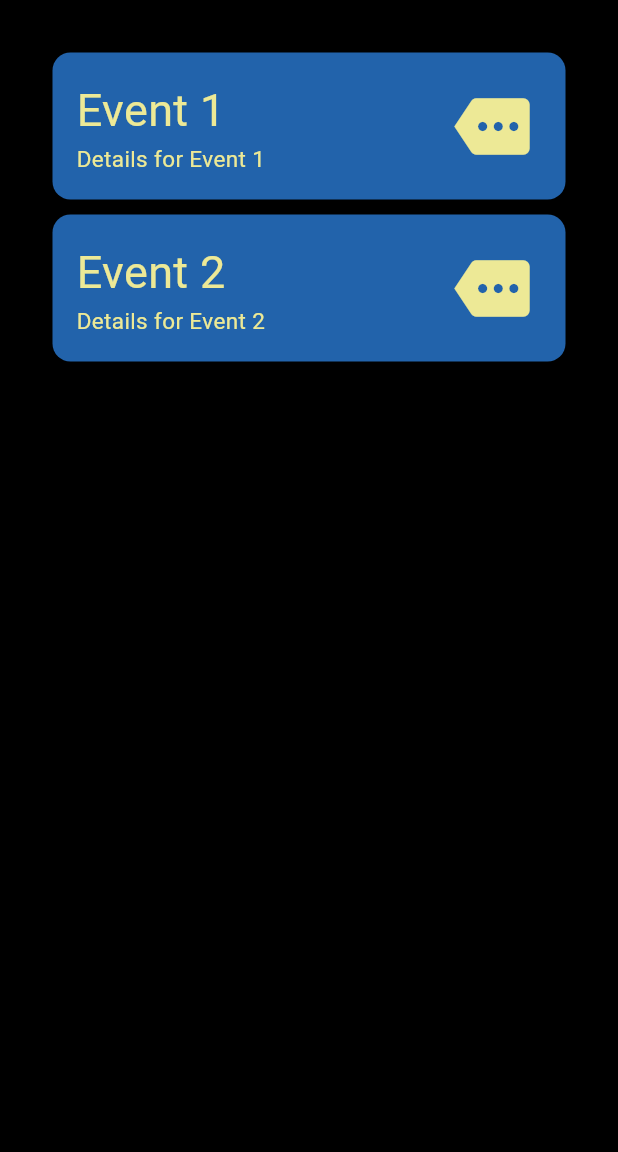
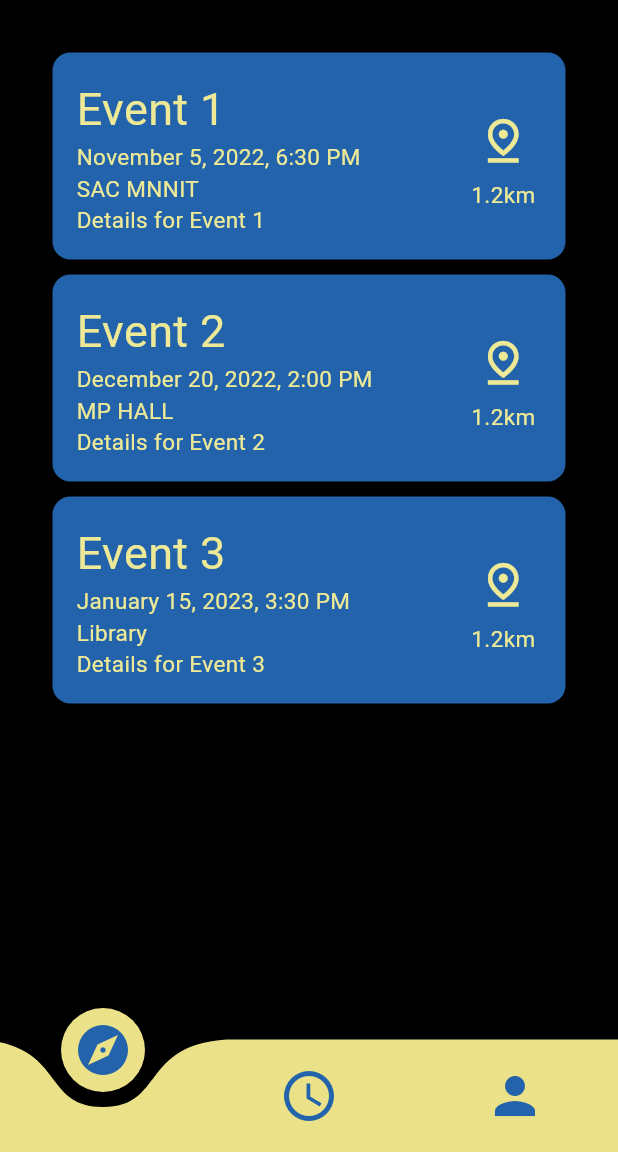
Before and after one commit to Ashisha10/StarServe, a Flutter app: the OngoingEventsVPage screen opened by its route, on a phone screen of 412 x 824 dp, the part 84-1236 px from its top. Run offline on Flutter 3.47's test engine with Material 3 defaults, Android fonts, the phone set to English and light mode, and no system bars; drawn by our look-alikes of animated_background, curved_navigation_bar; our stand-ins replace animated_splash_screen, animated_text_kit, cloud_firestore, firebase_auth, firebase_core; accounts and stored records are empty; network calls fail.

Commit message:
Fixed overflow on event, following and other screens, fixed event card widget and refactored into separate file.

```diff
--- a/star_serve/lib/components/event_card.dart
+++ b/star_serve/lib/components/event_card.dart
@@ -0,0 +1,71 @@
+import 'package:flutter/material.dart';
+import 'constants.dart';
+
+class CardHolder extends StatelessWidget {
+  String eventName;
+  String eventDateTime;
+  String eventAddr;
+  String eventDesc;
+
+  CardHolder({
+    required this.eventName,
+    required this.eventDateTime,
+    required this.eventAddr,
+    required this.eventDesc,
+  });
+
+  @override
+  Widget build(BuildContext context) {
+    return SizedBox(
+      width: MediaQuery.of(context).size.width,
+      child: Expanded(
+        child: Card(
+          color: navyBlue,
+          margin: const EdgeInsets.all(5.0),
+          child: Padding(
+            padding: const EdgeInsets.all(16.0),
+            child: Row(
+              children: [
+                Column(
+                  crossAxisAlignment: CrossAxisAlignment.start,
+                  children: [
+                    Text(
+                      eventName,
+                      style: appBranding.copyWith(fontSize: 30.0),
+                    ),
+                    Text(
+                      eventDateTime,
+                      style: appBranding.copyWith(fontSize: 15.0),
+                    ),
+                    Text(
+                      eventAddr,
+                      style: appBranding.copyWith(fontSize: 15.0),
+                    ),
+                    Text(
+                      eventDesc,
+                      style: appBranding.copyWith(fontSize: 15.0),
+                    ),
+                  ],
+                ),
+                Spacer(), // Adds space between text and button
+                Column(
+                  children: [
+                    IconButton(
+                      iconSize: 35,
+                      color: lightYellow,
+                      icon: const Icon(Icons.pin_drop_outlined),
+                      onPressed: () {
+                        // ...
+                      },
+                    ),
+                    Text("1.2km", style: appBranding.copyWith(fontSize: 15.0),)
+                  ],
+                ),
+              ],
+            ),
+          ),
+        ),
+      ),
+    );
+  }
+}
--- /dev/null
+++ b/star_serve/lib/globals.dart
@@ -0,0 +1,7 @@
+library globals;
+
+String? acctyp;
+
+void setOnLogin(String val) {
+  acctyp = val;
+}
--- a/star_serve/lib/pages_o/ongoing_events.dart
+++ b/star_serve/lib/pages_o/ongoing_events.dart
@@ -3,6 +3,7 @@
 
 import 'package:animated_background/animated_background.dart';
 import 'package:animated_text_kit/animated_text_kit.dart';
+import 'package:curved_navigation_bar/curved_navigation_bar.dart';
 import 'package:firebase_auth/firebase_auth.dart';
 import 'package:firebase_core/firebase_core.dart';
 import 'package:star_serve/components/rounded_button.dart';
@@ -10,6 +11,8 @@ import 'package:star_serve/components/constants.dart';
 import 'package:flutter/material.dart';
 import 'package:star_serve/pages/login_page.dart';
 import 'package:star_serve/pages/register_page.dart';
+
+import '../components/event_card.dart';
 
 class OngoingEventsPage extends StatefulWidget {
   const OngoingEventsPage({super.key});
@@ -20,15 +23,15 @@ class OngoingEventsPage extends StatefulWidget {
   State<OngoingEventsPage> createState() => _OngoingEventsPageState();
 }
 
-class _OngoingEventsPageState extends State<OngoingEventsPage>  with TickerProviderStateMixin {
-
+class _OngoingEventsPageState extends State<OngoingEventsPage>
+    with TickerProviderStateMixin {
   final _auth = FirebaseAuth.instance;
   late User loggedInUser;
 
   void getCurrentUser() async {
     try {
       final user = await _auth.currentUser;
-      if(loggedInUser != null){
+      if (loggedInUser != null) {
         loggedInUser = user!;
       }
     } on Exception catch (e) {
@@ -46,6 +49,7 @@ class _OngoingEventsPageState extends State<OngoingEventsPage>  with TickerProvi
   @override
   Widget build(BuildContext context) {
     return Scaffold(
+      backgroundColor: Colors.black,
       appBar: AppBar(
         automaticallyImplyLeading: false,
         backgroundColor: lightYellow,
@@ -66,20 +70,34 @@ class _OngoingEventsPageState extends State<OngoingEventsPage>  with TickerProvi
           ],
         ),
       ),
-      backgroundColor: Colors.black,
       body: AnimatedBackground(
         behaviour: buildRandomParticleBehaviour(),
         vsync: this,
-        child: Container(
+        child: SingleChildScrollView(
           child: Padding(
             padding: const EdgeInsets.all(30.0),
             child: Center(
               child: Column(
                 crossAxisAlignment: CrossAxisAlignment.start,
                 children: [
-                  CardHolder(subheading: 'Event 1', smallText: 'Details for Event 1'),
-                  CardHolder(subheading: 'Event 2', smallText: 'Details for Event 2'),
-                  // Add more CardHolder widgets as needed
+                  CardHolder(
+                    eventName: 'Event 1',
+                    eventDateTime: 'November 5, 2022, 6:30 PM',
+                    eventAddr: 'SAC MNNIT',
+                    eventDesc: 'Details for Event 1',
+                  ),
+                  CardHolder(
+                    eventName: 'Event 2',
+                    eventDateTime: 'December 20, 2022, 2:00 PM',
+                    eventAddr: 'MP HALL',
+                    eventDesc: 'Details for Event 2',
+                  ),
+                  CardHolder(
+                    eventName: 'Event 3',
+                    eventDateTime: 'January 15, 2023, 3:30 PM',
+                    eventAddr: 'Library',
+                    eventDesc: 'Details for Event 3',
+                  ),
                 ],
               ),
               // floatingActionButton: FloatingActionButton(
@@ -92,49 +110,30 @@ class _OngoingEventsPageState extends State<OngoingEventsPage>  with TickerProvi
           ),
         ),
       ),
-    );
-  }
-}
-
-class CardHolder extends StatelessWidget {
-  final String subheading;
-  final String smallText;
-
-  CardHolder({required this.subheading, required this.smallText});
-
-  @override
-  Widget build(BuildContext context) {
-    return Card(
-      color: navyBlue,
-      margin: EdgeInsets.all(5.0),
-      child: Padding(
-        padding: EdgeInsets.all(16.0),
-        child: Row(
-          children: [
-            Column(
-              crossAxisAlignment: CrossAxisAlignment.start,
-              children: [
-                Text(
-                  subheading,
-                  style: appBranding.copyWith(fontSize: 30.0),
-                ),
-                Text(
-                  smallText,
-                  style: appBranding.copyWith(fontSize: 15.0),
-                ),
-              ],
-            ),
-            Spacer(), // Adds space between text and button
-            IconButton(
-              iconSize: 50,
-              color: lightYellow,
-              icon: const Icon(Icons.more),
-              onPressed: () {
-                // ...
-              },
-            ),
-          ],
-        ),
+      bottomNavigationBar: CurvedNavigationBar(
+        color: lightYellow,
+        buttonBackgroundColor: lightYellow,
+        backgroundColor: Colors.black,
+        onTap: (index) {
+          // Handle navigation based on the index
+        },
+        items: const [
+          Icon(
+            Icons.explore,
+            color: navyBlue,
+            size: 40,
+          ),
+          Icon(
+            Icons.access_time_outlined,
+            color: navyBlue,
+            size: 40,
+          ),
+          Icon(
+            Icons.person,
+            color: navyBlue,
+            size: 40,
+          ),
+        ],
       ),
     );
   }
--- a/star_serve/lib/pages_v/explore_page.dart
+++ b/star_serve/lib/pages_v/explore_page.dart
@@ -8,6 +8,8 @@ import 'package:star_serve/components/constants.dart';
 import 'package:flutter/material.dart';
 import 'package:star_serve/pages/login_page.dart';
 import 'package:star_serve/pages/register_page.dart';
+
+import '../components/event_card.dart';
 
 class Explore extends StatefulWidget {
   const Explore({super.key});
@@ -59,9 +61,24 @@ class _ExploreState extends State<Explore> with TickerProviderStateMixin {
               child: Column(
                 crossAxisAlignment: CrossAxisAlignment.start,
                 children: [
-                  CardHolder(subheading: 'Event 1', smallText: 'Details for Event 1'),
-                  CardHolder(subheading: 'Event 2', smallText: 'Details for Event 2'),
-                  // Add more CardHolder widgets as needed
+                  CardHolder(
+                    eventName: 'Event 1',
+                    eventDateTime: 'November 5, 2022, 6:30 PM',
+                    eventAddr: 'SAC MNNIT',
+                    eventDesc: 'Details for Event 1',
+                  ),
+                  CardHolder(
+                    eventName: 'Event 2',
+                    eventDateTime: 'December 20, 2022, 2:00 PM',
+                    eventAddr: 'MP HALL',
+                    eventDesc: 'Details for Event 2',
+                  ),
+                  CardHolder(
+                    eventName: 'Event 3',
+                    eventDateTime: 'January 15, 2023, 3:30 PM',
+                    eventAddr: 'Library',
+                    eventDesc: 'Details for Event 3',
+                  ),
                 ],
               ),
               // floatingActionButton: FloatingActionButton(
@@ -77,47 +94,3 @@ class _ExploreState extends State<Explore> with TickerProviderStateMixin {
     );
   }
 }
-
-class CardHolder extends StatelessWidget {
-  final String subheading;
-  final String smallText;
-
-  CardHolder({required this.subheading, required this.smallText});
-
-  @override
-  Widget build(BuildContext context) {
-    return Card(
-      color: navyBlue,
-      margin: EdgeInsets.all(5.0),
-      child: Padding(
-        padding: EdgeInsets.all(16.0),
-        child: Row(
-          children: [
-            Column(
-              crossAxisAlignment: CrossAxisAlignment.start,
-              children: [
-                Text(
-                  subheading,
-                  style: appBranding.copyWith(fontSize: 30.0),
-                ),
-                Text(
-                  smallText,
-                  style: appBranding.copyWith(fontSize: 15.0),
-                ),
-              ],
-            ),
-            Spacer(), // Adds space between text and button
-            IconButton(
-              iconSize: 50,
-              color: lightYellow,
-              icon: const Icon(Icons.more),
-              onPressed: () {
-                // ...
-              },
-            ),
-          ],
-        ),
-      ),
-    );
-  }
-}
--- a/star_serve/lib/pages_v/ongoing_events.dart
+++ b/star_serve/lib/pages_v/ongoing_events.dart
@@ -1,6 +1,6 @@
-
 import 'package:animated_background/animated_background.dart';
 import 'package:animated_text_kit/animated_text_kit.dart';
+import 'package:curved_navigation_bar/curved_navigation_bar.dart';
 import 'package:firebase_auth/firebase_auth.dart';
 import 'package:firebase_core/firebase_core.dart';
 import 'package:star_serve/components/rounded_button.dart';
@@ -8,6 +8,8 @@ import 'package:star_serve/components/constants.dart';
 import 'package:flutter/material.dart';
 import 'package:star_serve/pages/login_page.dart';
 import 'package:star_serve/pages/register_page.dart';
+
+import '../components/event_card.dart';
 
 class OngoingEventsVPage extends StatefulWidget {
   const OngoingEventsVPage({super.key});
@@ -18,15 +20,15 @@ class OngoingEventsVPage extends StatefulWidget {
   State<OngoingEventsVPage> createState() => _OngoingEventsVPageState();
 }
 
-class _OngoingEventsVPageState extends State<OngoingEventsVPage>  with TickerProviderStateMixin {
-
+class _OngoingEventsVPageState extends State<OngoingEventsVPage>
+    with TickerProviderStateMixin {
   final _auth = FirebaseAuth.instance;
   late User loggedInUser;
 
   void getCurrentUser() async {
     try {
       final user = await _auth.currentUser;
-      if(loggedInUser != null){
+      if (loggedInUser != null) {
         loggedInUser = user!;
       }
     } on Exception catch (e) {
@@ -44,6 +46,7 @@ class _OngoingEventsVPageState extends State<OngoingEventsVPage>  with TickerPro
   @override
   Widget build(BuildContext context) {
     return Scaffold(
+      backgroundColor: Colors.black,
       appBar: AppBar(
         automaticallyImplyLeading: false,
         backgroundColor: lightYellow,
@@ -70,20 +73,34 @@ class _OngoingEventsVPageState extends State<OngoingEventsVPage>  with TickerPro
           ],
         ),
       ),
-      backgroundColor: Colors.black,
       body: AnimatedBackground(
         behaviour: buildRandomParticleBehaviour(),
         vsync: this,
-        child: Container(
+        child: SingleChildScrollView(
           child: Padding(
             padding: const EdgeInsets.all(30.0),
             child: Center(
               child: Column(
                 crossAxisAlignment: CrossAxisAlignment.start,
                 children: [
-                  CardHolder(subheading: 'Event 1', smallText: 'Details for Event 1'),
-                  CardHolder(subheading: 'Event 2', smallText: 'Details for Event 2'),
-                  // Add more CardHolder widgets as needed
+                  CardHolder(
+                    eventName: 'Event 1',
+                    eventDateTime: 'November 5, 2022, 6:30 PM',
+                    eventAddr: 'SAC MNNIT',
+                    eventDesc: 'Details for Event 1',
+                  ),
+                  CardHolder(
+                    eventName: 'Event 2',
+                    eventDateTime: 'December 20, 2022, 2:00 PM',
+                    eventAddr: 'MP HALL',
+                    eventDesc: 'Details for Event 2',
+                  ),
+                  CardHolder(
+                    eventName: 'Event 3',
+                    eventDateTime: 'January 15, 2023, 3:30 PM',
+                    eventAddr: 'Library',
+                    eventDesc: 'Details for Event 3',
+                  ),
                 ],
               ),
               // floatingActionButton: FloatingActionButton(
@@ -96,49 +113,30 @@ class _OngoingEventsVPageState extends State<OngoingEventsVPage>  with TickerPro
           ),
         ),
       ),
-    );
-  }
-}
-
-class CardHolder extends StatelessWidget {
-  final String subheading;
-  final String smallText;
-
-  CardHolder({required this.subheading, required this.smallText});
-
-  @override
-  Widget build(BuildContext context) {
-    return Card(
-      color: navyBlue,
-      margin: EdgeInsets.all(5.0),
-      child: Padding(
-        padding: EdgeInsets.all(16.0),
-        child: Row(
-          children: [
-            Column(
-              crossAxisAlignment: CrossAxisAlignment.start,
-              children: [
-                Text(
-                  subheading,
-                  style: appBranding.copyWith(fontSize: 30.0),
-                ),
-                Text(
-                  smallText,
-                  style: appBranding.copyWith(fontSize: 15.0),
-                ),
-              ],
-            ),
-            Spacer(), // Adds space between text and button
-            IconButton(
-              iconSize: 50,
-              color: lightYellow,
-              icon: const Icon(Icons.more),
-              onPressed: () {
-                // ...
-              },
-            ),
-          ],
-        ),
+      bottomNavigationBar: CurvedNavigationBar(
+        color: lightYellow,
+        buttonBackgroundColor: lightYellow,
+        backgroundColor: Colors.black,
+        onTap: (index) {
+          // Handle navigation based on the index
+        },
+        items: const [
+          Icon(
+            Icons.explore,
+            color: navyBlue,
+            size: 40,
+          ),
+          Icon(
+            Icons.access_time_outlined,
+            color: navyBlue,
+            size: 40,
+          ),
+          Icon(
+            Icons.person,
+            color: navyBlue,
+            size: 40,
+          ),
+        ],
       ),
     );
   }
```
Also changed, not shown: star_serve/lib/pages/login_page.dart (+30 -13 lines), star_serve/lib/pages/register_page.dart (+10 -10 lines), star_serve/lib/pages_v/following_page.dart (+79 -73 lines).
